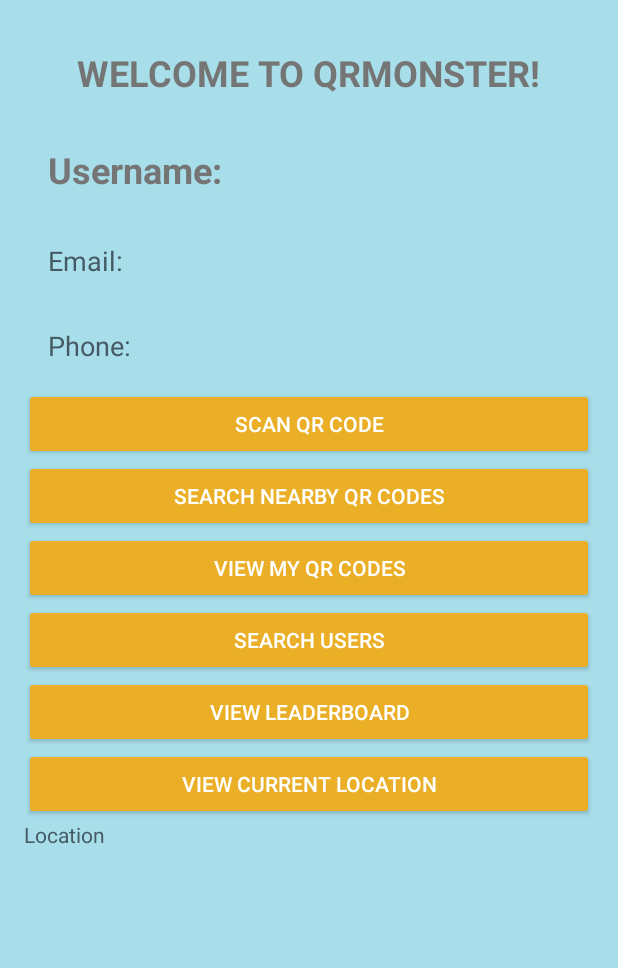
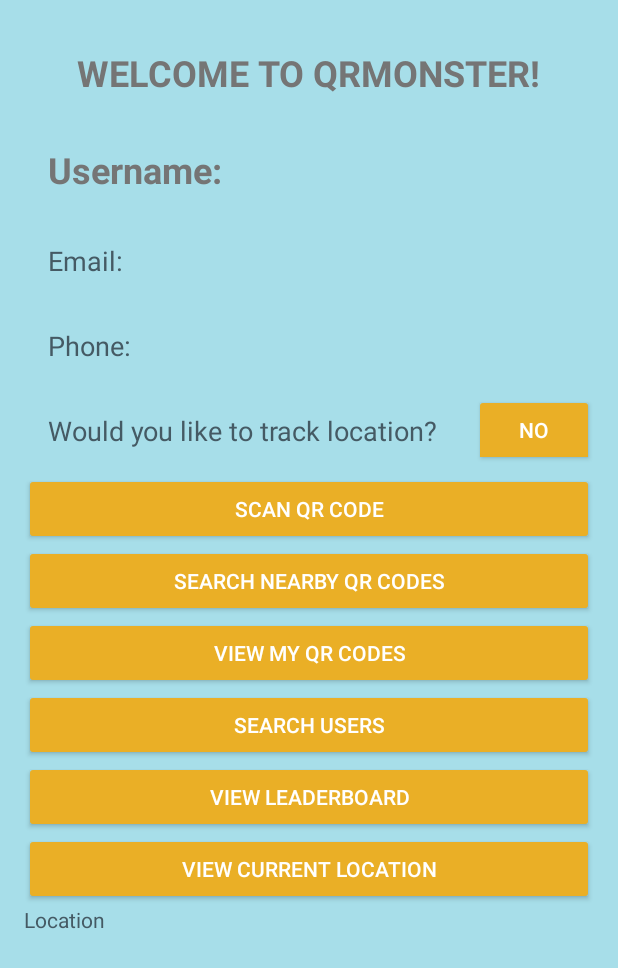
Before and after one commit to CMPUT301W23T38/QRMonsters, an Android app: the HomeActivity screen opened directly, with no data from a screen before it, on a phone screen of 412 x 824 dp. Shown: the top 968 px of the screen. Run offline under Robolectric (Android 15) with nearby library versions, the phone set to English and light mode, and no system bars; our stand-ins replace Firebase (no records; nobody signed in at launch, a user with empty details on screens opened directly).

Commit message:
Added the ability to decline recording geolocation

```diff
--- a/app/src/main/res/layout/activity_home.xml
+++ b/app/src/main/res/layout/activity_home.xml
@@ -50,6 +50,35 @@
         android:text="@string/phone_numberr"
         android:textColor="#455A64"
         android:textSize="18sp" />
+
+    <LinearLayout
+        android:layout_width="match_parent"
+        android:layout_height="wrap_content"
+        android:orientation="horizontal"
+        android:gravity="center_vertical">
+
+        <TextView
+            android:layout_width="wrap_content"
+            android:layout_height="wrap_content"
+            android:text="Would you like to track location?"
+            android:padding="16dp"
+            android:textColor="#455A64"
+            android:textSize="18sp"
+            android:layout_gravity="center"/>
+
+        <ToggleButton
+            android:id="@+id/toggle_location"
+            android:layout_width="wrap_content"
+            android:layout_height="wrap_content"
+            android:layout_marginStart="8dp"
+            android:backgroundTint="#EAAF26"
+            android:textColor="#FFFFFF"
+            android:textOn="YES"
+            android:textOff="NO"/>
+
+    </LinearLayout>
+
+
 
     <!-- Add buttons for QR code scanning, viewing QR codes, searching users, and viewing the leaderboard -->
     <Button
```
Also changed, not shown: app/src/main/java/com/example/qrmonsters/HomeActivity.java (+57 -44 lines).
